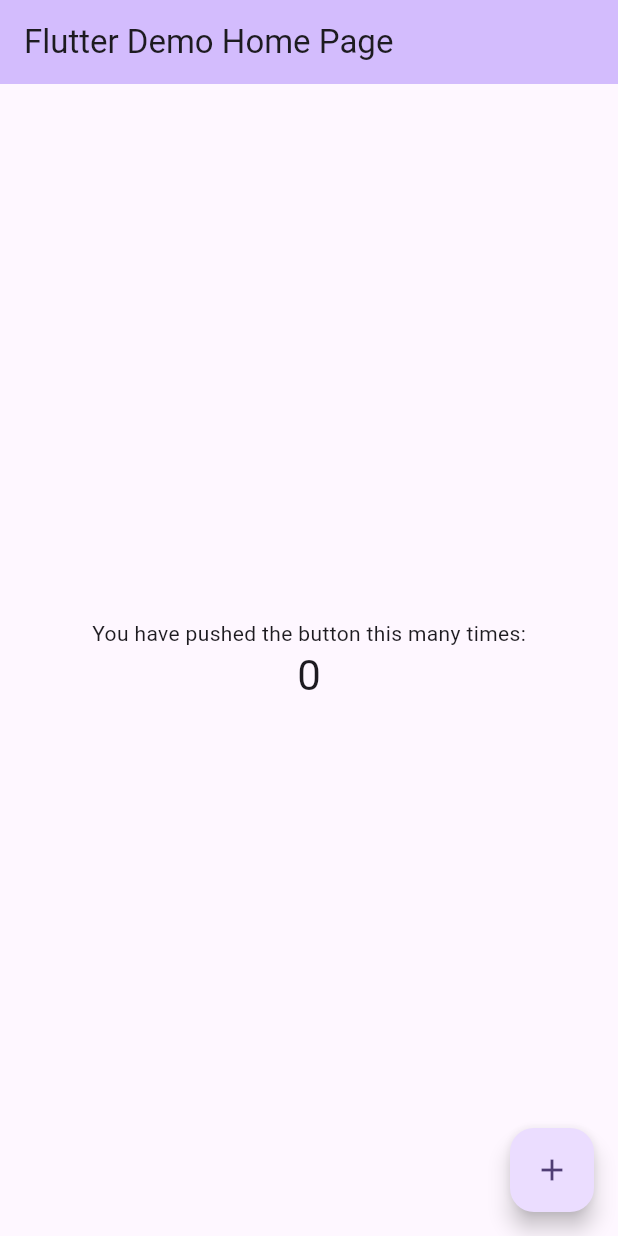
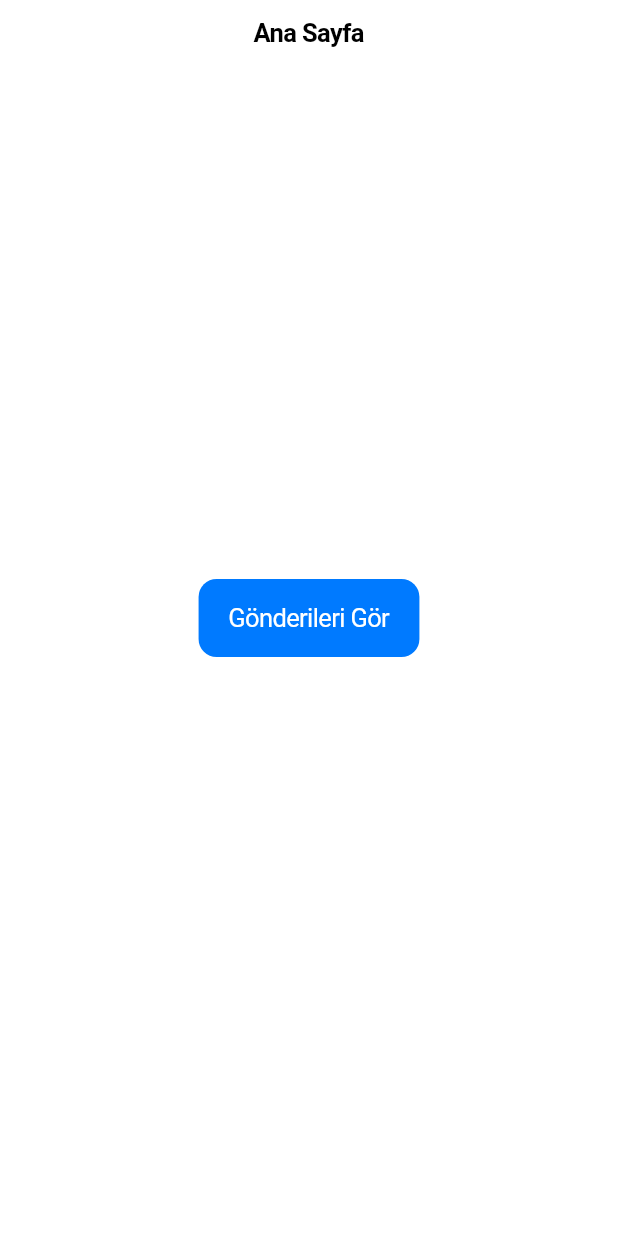
Before and after one commit to mahmutenescetin/otoplus-example, a Flutter app: the screen it shows after launch, on a phone screen of 412 x 824 dp. Run offline on Flutter 3.47's test engine with Material 3 defaults, Android fonts, the phone set to English and light mode, and no system bars; our stand-ins replace dartz, equatable, get_it, injectable.

Commit message:
project structure and 2 page completed

```diff
--- a/lib/main.dart
+++ b/lib/main.dart
@@ -1,122 +1,29 @@
-import 'package:flutter/material.dart';
+import 'package:flutter/cupertino.dart';
+import 'package:otoplus_example/src/core/di/injection.dart';
+import 'package:otoplus_example/src/features/posts/presentation/routes/app_router.dart';
 
-void main() {
+void main() async {
+  WidgetsFlutterBinding.ensureInitialized();
+  await configureDependencies();
   runApp(const MyApp());
 }
 
 class MyApp extends StatelessWidget {
   const MyApp({super.key});
 
-  // This widget is the root of your application.
   @override
   Widget build(BuildContext context) {
-    return MaterialApp(
-      title: 'Flutter Demo',
-      theme: ThemeData(
-        // This is the theme of your application.
-        //
-        // TRY THIS: Try running your application with "flutter run". You'll see
-        // the application has a purple toolbar. Then, without quitting the app,
-        // try changing the seedColor in the colorScheme below to Colors.green
-        // and then invoke "hot reload" (save your changes or press the "hot
-        // reload" button in a Flutter-supported IDE, or press "r" if you used
-        // the command line to start the app).
-        //
-        // Notice that the counter didn't reset back to zero; the application
-        // state is not lost during the reload. To reset the state, use hot
-        // restart instead.
-        //
-        // This works for code too, not just values: Most code changes can be
-        // tested with just a hot reload.
-        colorScheme: ColorScheme.fromSeed(seedColor: Colors.deepPurple),
+    final router = AppRouter();
+
+    return CupertinoApp(
+      title: 'Clean Provider App',
+      debugShowCheckedModeBanner: false,
+      theme: const CupertinoThemeData(
+        brightness: Brightness.light,
+        primaryColor: CupertinoColors.systemBlue,
       ),
-      home: const MyHomePage(title: 'Flutter Demo Home Page'),
+      initialRoute: router.initialRoute,
+      onGenerateRoute: router.generateRoute,
     );
   }
 }
-
-class MyHomePage extends StatefulWidget {
-  const MyHomePage({super.key, required this.title});
-
-  // This widget is the home page of your application. It is stateful, meaning
-  // that it has a State object (defined below) that contains fields that affect
-  // how it looks.
-
-  // This class is the configuration for the state. It holds the values (in this
-  // case the title) provided by the parent (in this case the App widget) and
-  // used by the build method of the State. Fields in a Widget subclass are
-  // always marked "final".
-
-  final String title;
-
-  @override
-  State<MyHomePage> createState() => _MyHomePageState();
-}
-
-class _MyHomePageState extends State<MyHomePage> {
-  int _counter = 0;
-
-  void _incrementCounter() {
-    setState(() {
-      // This call to setState tells the Flutter framework that something has
-      // changed in this State, which causes it to rerun the build method below
-      // so that the display can reflect the updated values. If we changed
-      // _counter without calling setState(), then the build method would not be
-      // called again, and so nothing would appear to happen.
-      _counter++;
-    });
-  }
-
-  @override
-  Widget build(BuildContext context) {
-    // This method is rerun every time setState is called, for instance as done
-    // by the _incrementCounter method above.
-    //
-    // The Flutter framework has been optimized to make rerunning build methods
-    // fast, so that you can just rebuild anything that needs updating rather
-    // than having to individually change instances of widgets.
-    return Scaffold(
-      appBar: AppBar(
-        // TRY THIS: Try changing the color here to a specific color (to
-        // Colors.amber, perhaps?) and trigger a hot reload to see the AppBar
-        // change color while the other colors stay the same.
-        backgroundColor: Theme.of(context).colorScheme.inversePrimary,
-        // Here we take the value from the MyHomePage object that was created by
-        // the App.build method, and use it to set our appbar title.
-        title: Text(widget.title),
-      ),
-      body: Center(
-        // Center is a layout widget. It takes a single child and positions it
-        // in the middle of the parent.
-        child: Column(
-          // Column is also a layout widget. It takes a list of children and
-          // arranges them vertically. By default, it sizes itself to fit its
-          // children horizontally, and tries to be as tall as its parent.
-          //
-          // Column has various properties to control how it sizes itself and
-          // how it positions its children. Here we use mainAxisAlignment to
-          // center the children vertically; the main axis here is the vertical
-          // axis because Columns are vertical (the cross axis would be
-          // horizontal).
-          //
-          // TRY THIS: Invoke "debug painting" (choose the "Toggle Debug Paint"
-          // action in the IDE, or press "p" in the console), to see the
-          // wireframe for each widget.
-          mainAxisAlignment: MainAxisAlignment.center,
-          children: <Widget>[
-            const Text('You have pushed the button this many times:'),
-            Text(
-              '$_counter',
-              style: Theme.of(context).textTheme.headlineMedium,
-            ),
-          ],
-        ),
-      ),
-      floatingActionButton: FloatingActionButton(
-        onPressed: _incrementCounter,
-        tooltip: 'Increment',
-        child: const Icon(Icons.add),
-      ), // This trailing comma makes auto-formatting nicer for build methods.
-    );
-  }
-}
--- /dev/null
+++ b/lib/src/features/posts/presentation/routes/app_router.dart
@@ -0,0 +1,38 @@
+import 'package:flutter/cupertino.dart';
+import 'package:otoplus_example/src/features/posts/presentation/screens/home_screen.dart';
+import 'package:otoplus_example/src/features/posts/presentation/screens/post_list_screen.dart';
+
+class AppRouter {
+  static const String home = '/';
+  static const String posts = '/posts';
+
+  final String initialRoute;
+  final Map<String, Widget Function(BuildContext)> routes;
+
+  AppRouter({
+    this.initialRoute = home,
+    Map<String, Widget Function(BuildContext)>? routes,
+  }) : routes =
+           routes ??
+           {
+             home: (_) => const HomeScreen(),
+             posts: (_) => const PostListScreen(),
+           };
+
+  Route<dynamic> generateRoute(RouteSettings settings) {
+    final routeBuilder = routes[settings.name];
+
+    if (routeBuilder != null) {
+      return CupertinoPageRoute(builder: routeBuilder);
+    }
+
+    return CupertinoPageRoute(
+      builder:
+          (_) => CupertinoPageScaffold(
+            child: Center(
+              child: Text('Hata: ${settings.name} rotası bulunamadı!'),
+            ),
+          ),
+    );
+  }
+}
--- /dev/null
+++ b/lib/src/features/posts/presentation/screens/home_screen.dart
@@ -0,0 +1,21 @@
+import 'package:flutter/cupertino.dart';
+import 'package:otoplus_example/src/features/posts/presentation/routes/app_router.dart';
+
+class HomeScreen extends StatelessWidget {
+  const HomeScreen({super.key});
+
+  @override
+  Widget build(BuildContext context) {
+    return CupertinoPageScaffold(
+      navigationBar: const CupertinoNavigationBar(middle: Text('Ana Sayfa')),
+      child: Center(
+        child: CupertinoButton.filled(
+          child: const Text('Gönderileri Gör'),
+          onPressed: () {
+            Navigator.pushNamed(context, AppRouter.posts);
+          },
+        ),
+      ),
+    );
+  }
+}
```
Also changed, not shown: analysis_options.yaml (+62 -24 lines), lib/src/core/di/injection.dart (added, +16 -0 lines), lib/src/core/error/exceptions.dart (added, +7 -0 lines), lib/src/core/error/failure.dart (added, +21 -0 lines), lib/src/core/usecase/usecase.dart (added, +12 -0 lines), lib/src/features/posts/data/datasources/remote/post_remote_data_source.dart (added, +43 -0 lines), lib/src/features/posts/data/models/post_model.dart (added, +28 -0 lines), lib/src/features/posts/data/repositories/post_repository_impl.dart (added, +32 -0 lines), lib/src/features/posts/domain/entities/post_entity.dart (added, +18 -0 lines), lib/src/features/posts/domain/repositories/post_repository.dart (added, +7 -0 lines), lib/src/features/posts/domain/usecases/get_posts.dart (added, +22 -0 lines), lib/src/features/posts/presentation/provider/posts_notifer.dart (added, +67 -0 lines), lib/src/features/posts/presentation/screens/post_list_screen.dart (added, +100 -0 lines), lib/src/core/di/injection.config.dart (added).
